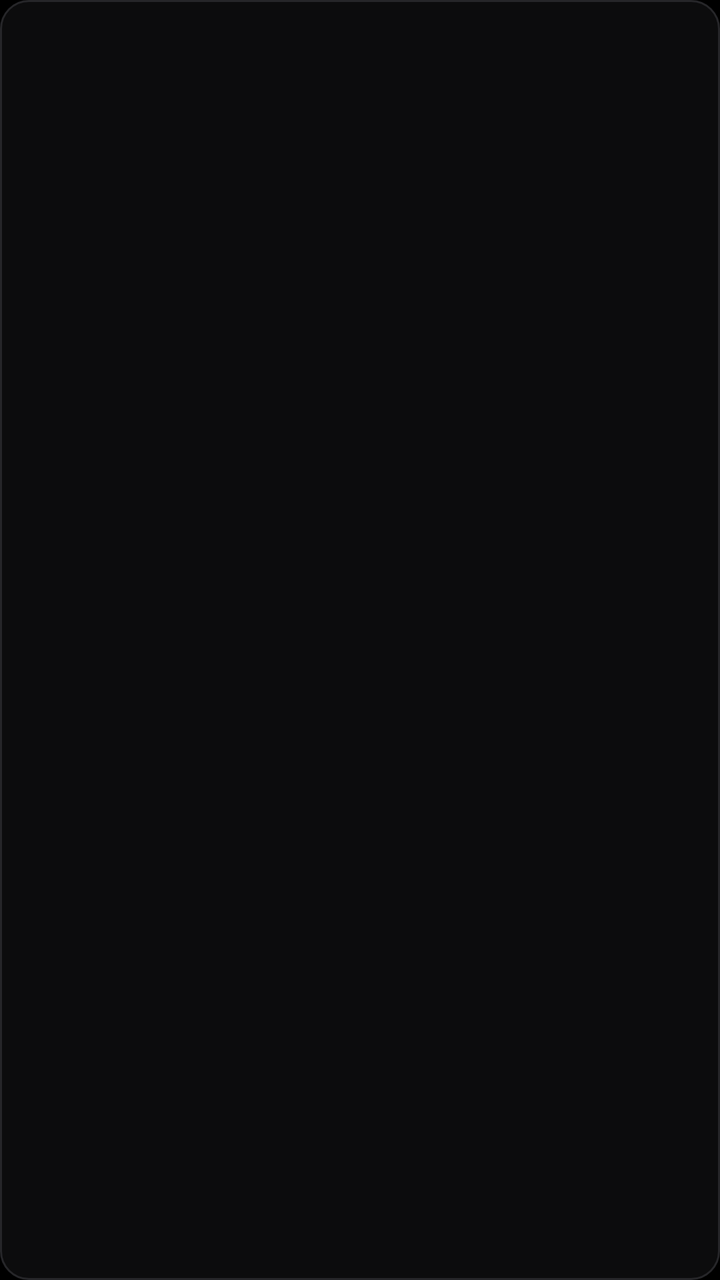
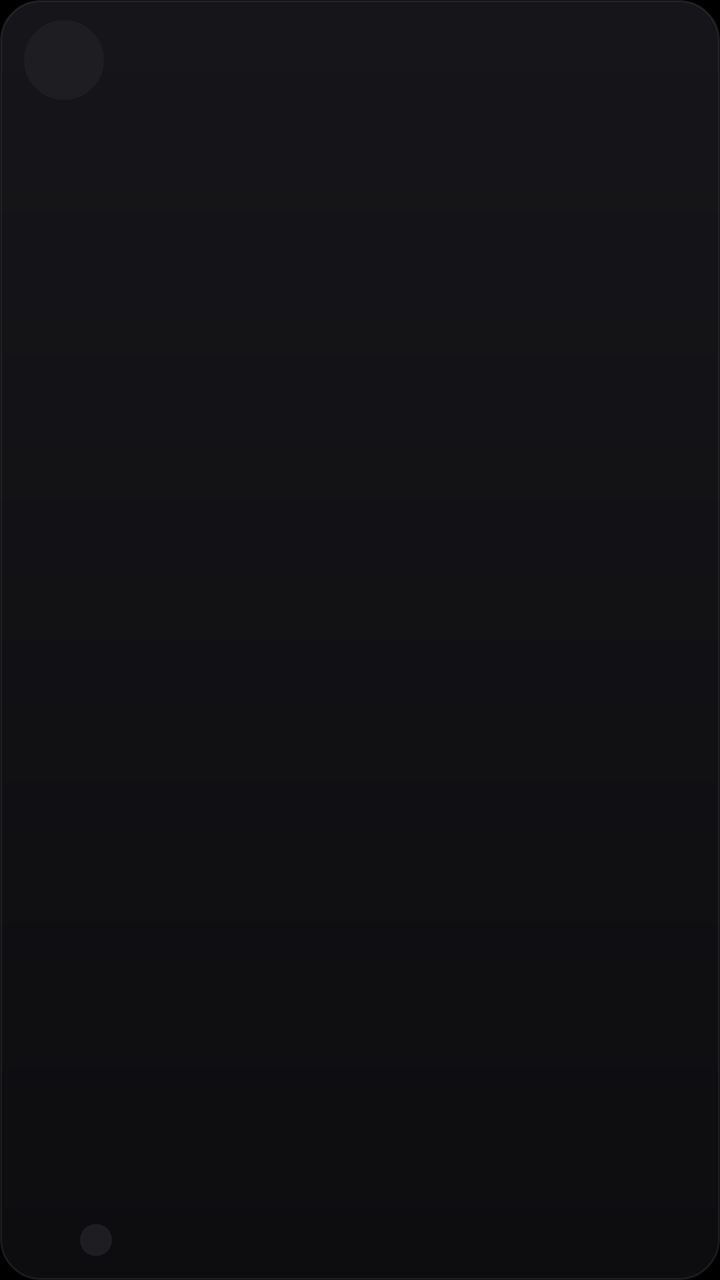

Two renders of the same Android screen: before a commit and after it. Below are the layout's source before the change and the commit's diff.
<!-- AndroidManifest.xml: application theme Theme.FollowLens -->
<!-- res/layout/item_change.xml -->
<?xml version="1.0" encoding="utf-8"?>
<LinearLayout xmlns:android="http://schemas.android.com/apk/res/android"
    android:layout_width="match_parent"
    android:layout_height="wrap_content"
    android:layout_marginTop="6dp"
    android:background="@drawable/bg_card"
    android:gravity="center_vertical"
    android:minHeight="48dp"
    android:orientation="horizontal"
    android:paddingStart="14dp"
    android:paddingTop="12dp"
    android:paddingEnd="14dp"
    android:paddingBottom="12dp">

    
    <TextView
        android:id="@+id/sign"
        android:layout_width="22dp"
        android:layout_height="wrap_content"
        android:layout_marginEnd="10dp"
        android:fontFamily="monospace"
        android:gravity="center"
        android:textSize="17sp"
        android:textStyle="bold" />

    <TextView
        android:id="@+id/label"
        android:layout_width="0dp"
        android:layout_height="wrap_content"
        android:layout_weight="1"
        style="@style/Text.Body" />

</LinearLayout>
<!-- resources referenced by this layout -->
<resources>
  <!-- drawable bg_card (drawable) -->
  <?xml version="1.0" encoding="utf-8"?>
  <shape xmlns:android="http://schemas.android.com/apk/res/android"
      android:shape="rectangle">
      <solid android:color="@color/surface" />
      <stroke android:width="1dp" android:color="@color/border" />
      <corners android:radius="14dp" />
  </shape>
  <style name="Text.Body">
          <item name="android:textColor">@color/text_primary</item>
          <item name="android:textSize">15sp</item>
          <item name="android:lineSpacingMultiplier">1.4</item>
      </style>
  <style name="Theme.FollowLens" parent="Theme.AppCompat.NoActionBar">
          <item name="android:colorBackground">@color/bg</item>
          <item name="android:windowBackground">@color/bg</item>
          <item name="android:textColorPrimary">@color/text_primary</item>
          <item name="android:textColorSecondary">@color/text_secondary</item>
          <item name="android:textColorHint">@color/text_disabled</item>
          <item name="colorAccent">@color/accent</item>
          <item name="android:statusBarColor">@color/bg</item>
          <item name="android:navigationBarColor">@color/bg</item>
          <item name="android:windowLightStatusBar">false</item>
      </style>
  <color name="surface">#FF0C0C0D</color>
  <color name="border">#FF262629</color>
  <color name="text_primary">#FFF8FAFC</color>
  <color name="bg">#FF000000</color>
  <color name="text_secondary">#FF94A3B8</color>
  <color name="text_disabled">#FF5A6472</color>
  <color name="accent">#FFE11D48</color>
</resources>

<!-- the commit's change to res/layout/item_change.xml (unified diff, before → after) -->
@@ -1,33 +1,71 @@
 <?xml version="1.0" encoding="utf-8"?>
-<LinearLayout xmlns:android="http://schemas.android.com/apk/res/android"
+<FrameLayout xmlns:android="http://schemas.android.com/apk/res/android"
     android:layout_width="match_parent"
     android:layout_height="wrap_content"
-    android:layout_marginTop="6dp"
+    android:layout_marginTop="8dp"
     android:background="@drawable/bg_card"
-    android:gravity="center_vertical"
-    android:minHeight="48dp"
-    android:orientation="horizontal"
-    android:paddingStart="14dp"
-    android:paddingTop="12dp"
+    android:minHeight="64dp"
+    android:paddingStart="12dp"
+    android:paddingTop="10dp"
     android:paddingEnd="14dp"
-    android:paddingBottom="12dp">
+    android:paddingBottom="10dp">
+
+    <LinearLayout
+        android:layout_width="match_parent"
+        android:layout_height="wrap_content"
+        android:gravity="center_vertical"
+        android:orientation="horizontal">
+
+        <TextView
+            android:id="@+id/monogram"
+            android:layout_width="40dp"
+            android:layout_height="40dp"
+            android:layout_marginEnd="12dp"
+            android:background="@drawable/bg_monogram"
+            android:gravity="center"
+            android:includeFontPadding="false"
+            android:letterSpacing="-0.02"
+            android:textColor="@color/text_primary"
+            android:textSize="16sp"
+            android:textStyle="bold" />
+
+        <LinearLayout
+            android:layout_width="0dp"
+            android:layout_height="wrap_content"
+            android:layout_weight="1"
+            android:orientation="vertical">
+
+            <TextView
+                android:id="@+id/username"
+                android:layout_width="match_parent"
+                android:layout_height="wrap_content"
+                android:ellipsize="end"
+                android:maxLines="1"
+                style="@style/Text.BodyStrong" />
+
+            <TextView
+                android:id="@+id/label"
+                android:layout_width="match_parent"
+                android:layout_height="wrap_content"
+                android:ellipsize="end"
+                android:maxLines="1"
+                style="@style/Text.Caption" />
+
+        </LinearLayout>
+
+    </LinearLayout>
 
     
     <TextView
         android:id="@+id/sign"
-        android:layout_width="22dp"
-        android:layout_height="wrap_content"
-        android:layout_marginEnd="10dp"
-        android:fontFamily="monospace"
+        android:layout_width="20dp"
+        android:layout_height="20dp"
+        android:layout_gravity="start|bottom"
+        android:layout_marginStart="26dp"
+        android:background="@drawable/bg_disc_ringed"
         android:gravity="center"
-        android:textSize="17sp"
+        android:includeFontPadding="false"
+        android:textSize="12sp"
         android:textStyle="bold" />
 
-    <TextView
-        android:id="@+id/label"
-        android:layout_width="0dp"
-        android:layout_height="wrap_content"
-        android:layout_weight="1"
-        style="@style/Text.Body" />
-
-</LinearLayout>
+</FrameLayout>
<!-- resource entries referenced after the edit -->
@@ -4,14 +4,39 @@
   <?xml version="1.0" encoding="utf-8"?>
   <shape xmlns:android="http://schemas.android.com/apk/res/android"
       android:shape="rectangle">
-      <solid android:color="@color/surface" />
-      <stroke android:width="1dp" android:color="@color/border" />
-      <corners android:radius="14dp" />
+      <gradient
+          android:angle="270"
+          android:startColor="@color/surface_raised"
+          android:endColor="@color/surface" />
+      <stroke android:width="1dp" android:color="@color/hairline" />
+      <corners android:radius="20dp" />
   </shape>
+  <!-- drawable bg_disc_ringed (drawable) -->
+  <?xml version="1.0" encoding="utf-8"?>
+  <shape xmlns:android="http://schemas.android.com/apk/res/android" android:shape="oval">
+      <solid android:color="@color/surface_muted" />
+      <stroke android:width="2dp" android:color="@color/surface" />
+  </shape>
+  <!-- drawable bg_monogram (drawable) -->
+  <?xml version="1.0" encoding="utf-8"?>
+  <shape xmlns:android="http://schemas.android.com/apk/res/android"
+      android:shape="oval">
+      <solid android:color="@color/surface_muted" />
+  </shape>
+  <style name="Text.BodyStrong" parent="Text.Body">
+          <item name="android:textStyle">bold</item>
+      </style>
+  <style name="Text.Caption">
+          <item name="android:textColor">@color/text_secondary</item>
+          <item name="android:textSize">13sp</item>
+          <item name="android:letterSpacing">0.005</item>
+          <item name="android:lineSpacingMultiplier">1.4</item>
+      </style>
   <style name="Text.Body">
           <item name="android:textColor">@color/text_primary</item>
           <item name="android:textSize">15sp</item>
-          <item name="android:lineSpacingMultiplier">1.4</item>
+          <item name="android:letterSpacing">-0.005</item>
+          <item name="android:lineSpacingMultiplier">1.35</item>
       </style>
   <style name="Theme.FollowLens" parent="Theme.AppCompat.NoActionBar">
           <item name="android:colorBackground">@color/bg</item>
@@ -20,16 +45,25 @@
           <item name="android:textColorSecondary">@color/text_secondary</item>
           <item name="android:textColorHint">@color/text_disabled</item>
           <item name="colorAccent">@color/accent</item>
-          <item name="android:statusBarColor">@color/bg</item>
-          <item name="android:navigationBarColor">@color/bg</item>
+          <item name="android:statusBarColor">@android:color/transparent</item>
+          <item name="android:navigationBarColor">@android:color/transparent</item>
           <item name="android:windowLightStatusBar">false</item>
+          <item name="android:windowAnimationStyle">@style/Animation.FollowLens</item>
       </style>
-  <color name="surface">#FF0C0C0D</color>
-  <color name="border">#FF262629</color>
-  <color name="text_primary">#FFF8FAFC</color>
+  <color name="surface_raised">#FF16161A</color>
+  <color name="surface">#FF0D0D10</color>
+  <color name="hairline">#14FFFFFF</color>
+  <color name="surface_muted">#FF1D1D22</color>
+  <color name="text_primary">#FFF7F8FA</color>
   <color name="bg">#FF000000</color>
-  <color name="text_secondary">#FF94A3B8</color>
+  <color name="text_secondary">#FF9AA3B2</color>
   <color name="text_disabled">#FF5A6472</color>
   <color name="accent">#FFE11D48</color>
+  <style name="Animation.FollowLens" parent="@android:style/Animation.Activity">
+          <item name="android:activityOpenEnterAnimation">@anim/push_enter</item>
+          <item name="android:activityOpenExitAnimation">@anim/push_exit</item>
+          <item name="android:activityCloseEnterAnimation">@anim/pop_enter</item>
+          <item name="android:activityCloseExitAnimation">@anim/pop_exit</item>
+      </style>
 </resources>
 
